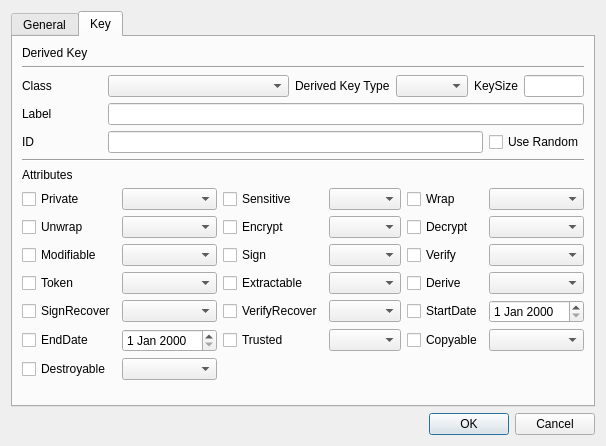
Qt form CryptokiMan/derive_key_dlg.ui (jykim74/CryptokiMan) before a commit.
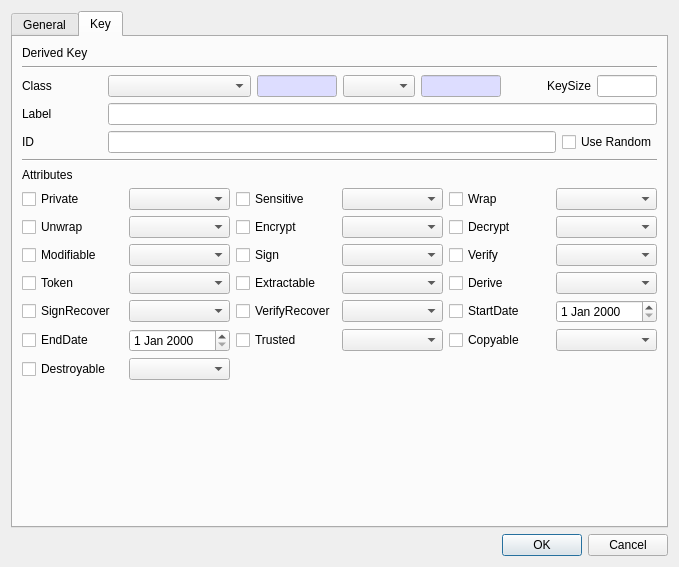
The same form after that commit.

Commit message: Type 정보 표시 지원

What changed in the file:
```diff
--- a/CryptokiMan/derive_key_dlg.ui
+++ b/CryptokiMan/derive_key_dlg.ui
@@ -6,8 +6,8 @@
    <rect>
     <x>0</x>
     <y>0</y>
-    <width>577</width>
-    <height>446</height>
+    <width>679</width>
+    <height>567</height>
    </rect>
   </property>
   <property name="windowTitle">
@@ -638,53 +638,14 @@
          <property name="topMargin">
           <number>0</number>
          </property>
-         <item row="0" column="3">
-          <widget class="QComboBox" name="mTypeCombo"/>
-         </item>
-         <item row="0" column="0">
-          <widget class="QLabel" name="label_12">
-           <property name="minimumSize">
-            <size>
-             <width>80</width>
-             <height>0</height>
-            </size>
-           </property>
-           <property name="maximumSize">
-            <size>
-             <width>80</width>
-             <height>16777215</height>
-            </size>
-           </property>
-           <property name="text">
-            <string>Class</string>
-           </property>
-          </widget>
-         </item>
-         <item row="0" column="2">
-          <widget class="QLabel" name="label_15">
-           <property name="text">
-            <string>Derived Key Type</string>
-           </property>
-          </widget>
-         </item>
-         <item row="0" column="1">
-          <widget class="QComboBox" name="mClassCombo">
-           <property name="sizePolicy">
-            <sizepolicy hsizetype="Preferred" vsizetype="Fixed">
-             <horstretch>1</horstretch>
-             <verstretch>0</verstretch>
-            </sizepolicy>
-           </property>
-          </widget>
-         </item>
-         <item row="0" column="4">
+         <item row="0" column="6">
           <widget class="QLabel" name="label_17">
            <property name="text">
             <string>KeySize</string>
            </property>
           </widget>
          </item>
-         <item row="0" column="5">
+         <item row="0" column="7">
           <widget class="QLineEdit" name="mKeySizeText">
            <property name="maximumSize">
             <size>
@@ -694,6 +655,143 @@
            </property>
           </widget>
          </item>
+         <item row="0" column="2">
+          <widget class="QLineEdit" name="mClassText">
+           <property name="minimumSize">
+            <size>
+             <width>80</width>
+             <height>0</height>
+            </size>
+           </property>
+           <property name="maximumSize">
+            <size>
+             <width>80</width>
+             <height>16777215</height>
+            </size>
+           </property>
+           <property name="palette">
+            <palette>
+             <active>
+              <colorrole role="Base">
+               <brush brushstyle="SolidPattern">
+                <color alpha="255">
+                 <red>221</red>
+                 <green>221</green>
+                 <blue>255</blue>
+                </color>
+               </brush>
+              </colorrole>
+             </active>
+             <inactive>
+              <colorrole role="Base">
+               <brush brushstyle="SolidPattern">
+                <color alpha="255">
+                 <red>221</red>
+                 <green>221</green>
+                 <blue>255</blue>
+                </color>
+               </brush>
+              </colorrole>
+             </inactive>
+             <disabled/>
+            </palette>
+           </property>
+           <property name="readOnly">
+            <bool>true</bool>
+           </property>
+          </widget>
+         </item>
+         <item row="0" column="1">
+          <widget class="QComboBox" name="mClassCombo">
+           <property name="sizePolicy">
+            <sizepolicy hsizetype="Preferred" vsizetype="Fixed">
+             <horstretch>1</horstretch>
+             <verstretch>0</verstretch>
+            </sizepolicy>
+           </property>
+          </widget>
+         </item>
+         <item row="0" column="0">
+          <widget class="QLabel" name="label_12">
+           <property name="minimumSize">
+            <size>
+             <width>80</width>
+             <height>0</height>
+            </size>
+           </property>
+           <property name="maximumSize">
+            <size>
+             <width>80</width>
+             <height>16777215</height>
+            </size>
+           </property>
+           <property name="text">
+            <string>Class</string>
+           </property>
+          </widget>
+         </item>
+         <item row="0" column="4">
+          <widget class="QLineEdit" name="mTypeText">
+           <property name="minimumSize">
+            <size>
+             <width>80</width>
+             <height>0</height>
+            </size>
+           </property>
+           <property name="maximumSize">
+            <size>
+             <width>80</width>
+             <height>16777215</height>
+            </size>
+           </property>
+           <property name="palette">
+            <palette>
+             <active>
+              <colorrole role="Base">
+               <brush brushstyle="SolidPattern">
+                <color alpha="255">
+                 <red>221</red>
+                 <green>221</green>
+                 <blue>255</blue>
+                </color>
+               </brush>
+              </colorrole>
+             </active>
+             <inactive>
+              <colorrole role="Base">
+               <brush brushstyle="SolidPattern">
+                <color alpha="255">
+                 <red>221</red>
+                 <green>221</green>
+                 <blue>255</blue>
+                </color>
+               </brush>
+              </colorrole>
+             </inactive>
+             <disabled/>
+            </palette>
+           </property>
+           <property name="readOnly">
+            <bool>true</bool>
+           </property>
+          </widget>
+         </item>
+         <item row="0" column="3">
+          <widget class="QComboBox" name="mTypeCombo"/>
+         </item>
+         <item row="0" column="5">
+          <spacer name="horizontalSpacer_3">
+           <property name="orientation">
+            <enum>Qt::Horizontal</enum>
+           </property>
+           <property name="sizeHint" stdset="0">
+            <size>
+             <width>40</width>
+             <height>20</height>
+            </size>
+           </property>
+          </spacer>
+         </item>
         </layout>
        </item>
        <item>
```
Left out of the diff: 54 changed lines with no effect on the pictures. The commit also changes 35 other files.
